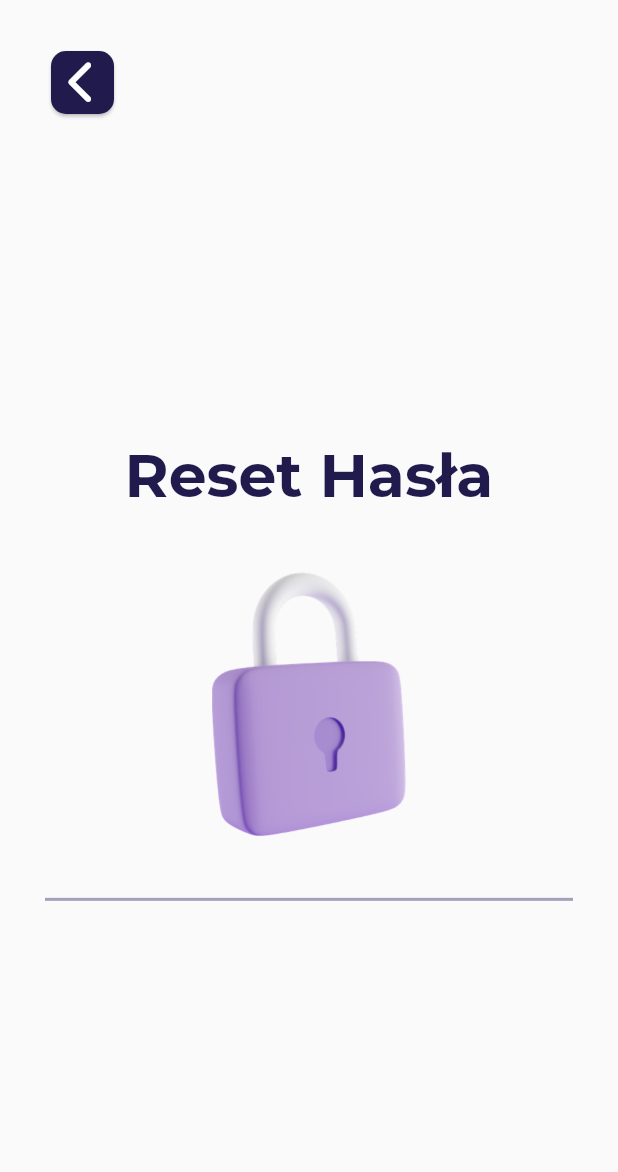
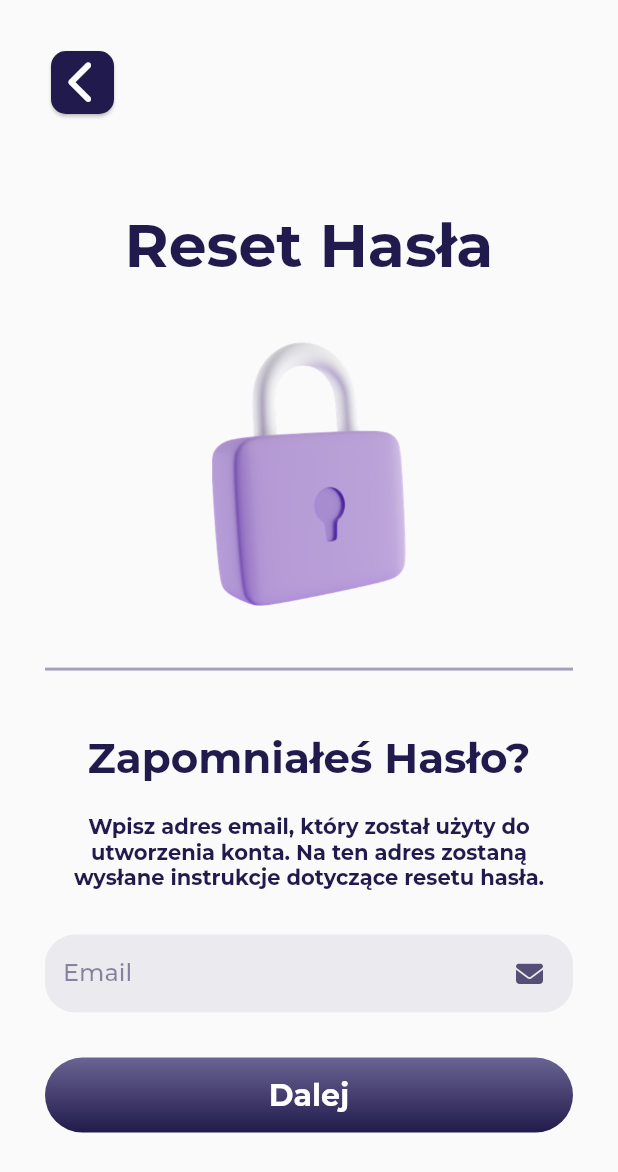
Before and after one commit to rebixpl/moje_miasto, a Flutter app: the screen it shows after launch, after a tap on "Zapomniałeś hasła?", on a phone screen of 412 x 824 dp. Shown: the top 1172 px of the screen. Run offline on Flutter 3.47's test engine with Material 2 defaults, Android fonts, the phone set to English and light mode, and no system bars; our stand-ins replace flutter_svg, font_awesome_flutter; project files that could hold a hidden picture were left out.

Commit message:
9. Forgot Password Screen UI
1. added more text to forgot password screen
2. added email textfield
3. added dalej button

```diff
--- a/lib/screens/forgot_password/forgot_password_screen.dart
+++ b/lib/screens/forgot_password/forgot_password_screen.dart
@@ -1,10 +1,17 @@
 import 'package:flutter/material.dart';
+import 'package:font_awesome_flutter/font_awesome_flutter.dart';
 import 'package:moje_miasto/screens/forgot_password/widgets/go_back_button.dart';
+import 'package:moje_miasto/screens/login/widgets/big_elevated_button.dart';
 import 'package:moje_miasto/screens/login/widgets/thin_divider.dart';
+import 'package:moje_miasto/shared/app/text_fields/my_text_field.dart';
+import 'package:moje_miasto/shared/app/text_fields/text_field_validators.dart';
 import 'package:moje_miasto/theme.dart';
 
 class ForgotPasswordScreen extends StatelessWidget {
-  const ForgotPasswordScreen({super.key});
+  ForgotPasswordScreen({super.key});
+
+  final _formKey = GlobalKey<FormState>();
+  final _emailController = TextEditingController();
 
   @override
   Widget build(BuildContext context) {
@@ -21,7 +28,9 @@ class ForgotPasswordScreen extends StatelessWidget {
                 ],
               ),
               const Spacer(),
+              // TODO: 12 October >>> Clean this screen UI, export widgets
               Column(
+                mainAxisAlignment: MainAxisAlignment.center,
                 children: [
                   const SizedBox(height: 20.0),
                   Text(
@@ -48,6 +57,52 @@ class ForgotPasswordScreen extends StatelessWidget {
                       ),
                     ],
                   ),
+                  const SizedBox(height: 40.0),
+                  Text(
+                    'Zapomniałeś Hasło?',
+                    textAlign: TextAlign.center,
+                    style: TextStyle(
+                      fontSize: 28.0,
+                      color: Theme.of(context).colorScheme.secondary,
+                      fontWeight: FontWeight.bold,
+                    ),
+                  ),
+                  const SizedBox(height: 20.0),
+                  SizedBox(
+                    width: 340.0,
+                    child: Text(
+                      'Wpisz adres email, który został użyty do utworzenia konta. Na ten adres zostaną wysłane instrukcje dotyczące resetu hasła.',
+                      textAlign: TextAlign.center,
+                      style: TextStyle(
+                        color: Theme.of(context).colorScheme.secondary,
+                        fontWeight: FontWeight.bold,
+                      ),
+                    ),
+                  ),
+                  const SizedBox(height: 20.0),
+                  Form(
+                    key: _formKey,
+                    child: Column(
+                      children: [
+                        MyTextField(
+                          myController: _emailController,
+                          fieldName: 'Email',
+                          myIcon: FontAwesomeIcons.solidEnvelope,
+                          validator: Validators.validateEmail,
+                        ),
+                      ],
+                    ),
+                  ),
+                  const SizedBox(height: 20.0),
+                  BigElevatedButton(
+                    text: 'Dalej',
+                    onTap: () {
+                      if (_formKey.currentState!.validate()) {
+                        // TODO: Wyslac prosbe o reset hasla na podany email
+
+                      }
+                    },
+                  ),
                 ],
               ),
               const Spacer(),
--- a/lib/screens/login/login_screen.dart
+++ b/lib/screens/login/login_screen.dart
@@ -15,7 +15,6 @@ class LoginScreen extends StatelessWidget {
   final _formKey = GlobalKey<FormState>();
 
   final _emailController = TextEditingController();
-
   final _passwordController = TextEditingController();
 
   @override
@@ -57,7 +56,8 @@ class LoginScreen extends StatelessWidget {
                       } else {
                         debugPrint('ERROR validating email and password!');
                       }
-                      }),
+                    },
+                  ),
                   const SizedBox(height: 10.0),
                   const ForgotPasswordButton(),
                   const SizedBox(height: 14.0),
--- a/lib/screens/login/widgets/forgot_password_button.dart
+++ b/lib/screens/login/widgets/forgot_password_button.dart
@@ -12,7 +12,7 @@ class ForgotPasswordButton extends StatelessWidget {
       // TODO: nawiguj do ekranu zapomnialem haslo forgot password
       onPressed: () => Navigator.push(
         context,
-        MaterialPageRoute(builder: ((context) => const ForgotPasswordScreen())),
+        MaterialPageRoute(builder: ((context) => ForgotPasswordScreen())),
       ),
       child: Text(
         'Zapomniałeś hasła?',
--- a/lib/screens/login/widgets/login_form.dart
+++ b/lib/screens/login/widgets/login_form.dart
@@ -30,7 +30,6 @@ class LoginForm extends StatelessWidget {
           ),
           // Password Form
           PasswordTextField(passwordController: passwordController),
-          // Img Form
         ],
       ),
     );
```
Lines whose indentation alone changed are shown as unchanged.
